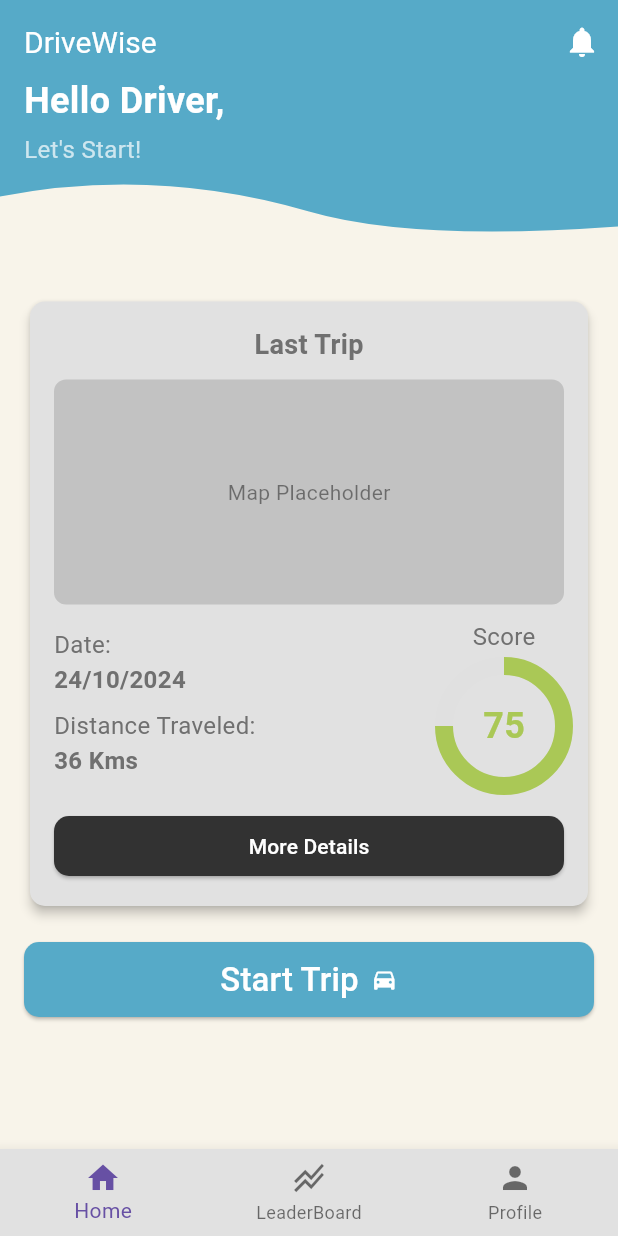
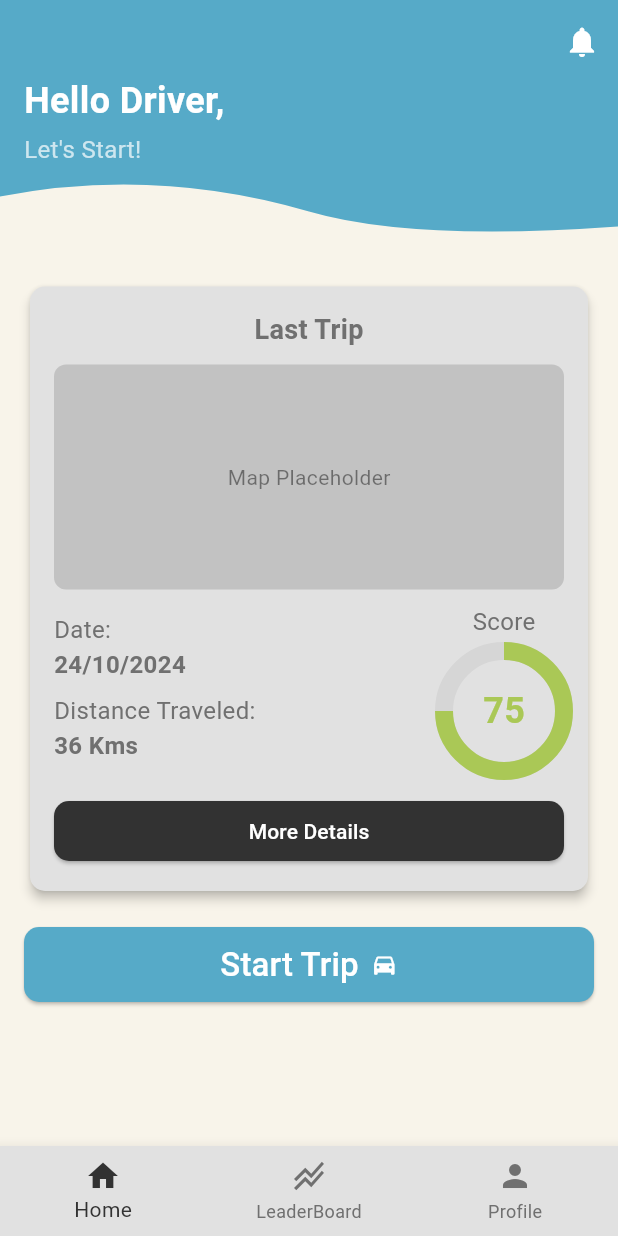
Before and after one commit to R-umaria/Group24F24, a Flutter app: the screen it shows after launch, on a phone screen of 412 x 824 dp. Run offline on Flutter 3.47's test engine with Material 3 defaults, Android fonts, the phone set to English and light mode, and no system bars; our stand-ins replace flutter_custom_clippers, geolocator, permission_handler.

Commit message:
progressbar and bottom navbar ui chnages

```diff
--- a/lib/pages/first_page.dart
+++ b/lib/pages/first_page.dart
@@ -33,36 +33,42 @@ class _FirstPageState extends State<FirstPage> {
 
     // ProfilePage
     ProfilePage()
-
   ];
 
   @override
   Widget build(BuildContext context) {
     return Scaffold(
       body: _pages[_selectedIndex],
-      bottomNavigationBar: BottomNavigationBar(
+      bottomNavigationBar: Container(
+        height: 60, // Decrease the height of the BottomNavigationBar
+        child: BottomNavigationBar(
           currentIndex: _selectedIndex,
           onTap: _navigateBottomBar,
-        backgroundColor: Color.fromARGB(255, 225, 225, 225),
+          backgroundColor: Color.fromRGBO(225, 225, 225, 1),
+          selectedItemColor: Color.fromRGBO(50, 50, 50, 1), // Set color for selected item (icon and label)
+          unselectedItemColor: Color.fromRGBO(112, 112, 112, 1), // Set color for unselected item (icon and label)
+          selectedLabelStyle: TextStyle(color: Color.fromRGBO(50, 50, 50, 1)), // Set selected label color
+          unselectedLabelStyle: TextStyle(color: Color.fromRGBO(112, 112, 112, 1)), // Set unselected label color
           items: [
             // home
             BottomNavigationBarItem(
               icon: Icon(Icons.home),
-            label: 'Home'
+              label: 'Home',
             ),
 
             // LeaderBoard
             BottomNavigationBarItem(
               icon: Icon(Icons.stacked_line_chart),
-            label: 'LeaderBoard'
+              label: 'LeaderBoard',
             ),
 
             // Profile
             BottomNavigationBarItem(
               icon: Icon(Icons.person),
-            label: 'Profile'
+              label: 'Profile',
             ),
           ],
+        ),
       ),
     );
   }
--- a/lib/pages/home_page.dart
+++ b/lib/pages/home_page.dart
@@ -12,11 +12,6 @@ class HomePage extends StatelessWidget {
       backgroundColor: const Color.fromRGBO(248, 244, 234, 1),
       appBar: AppBar(
         backgroundColor: const Color.fromRGBO(86, 170, 200, 1),
-        title: Text(
-          "DriveWise",
-          style: TextStyle(color: Colors.white, fontSize: 20),
-        ),
-        centerTitle: false,
         actions: [
           IconButton(
             icon: Icon(Icons.notifications, color: Colors.white),
@@ -72,7 +67,7 @@ class HomePage extends StatelessWidget {
               child: Column(
                 crossAxisAlignment: CrossAxisAlignment.start,
                 children: [
-                  SizedBox(height: 20), // Add spacing after the stack
+                  SizedBox(height: 10), // Add spacing after the stack
                   Card(
                     color: const Color.fromRGBO(225, 225, 225, 1),
                     elevation: 3,
@@ -144,7 +139,7 @@ class HomePage extends StatelessWidget {
                                         child: CircularProgressIndicator(
                                           value: 0.75, // Progress value
                                           strokeWidth: 12, // Thickness of the progress bar
-                                          backgroundColor: Colors.grey.shade300,
+                                          backgroundColor: const Color.fromRGBO(0, 0, 0, 0.05),
                                           color: const Color.fromRGBO(170, 200, 86, 1),
                                         ),
                                       ),
```
Lines whose indentation alone changed are shown as unchanged.
